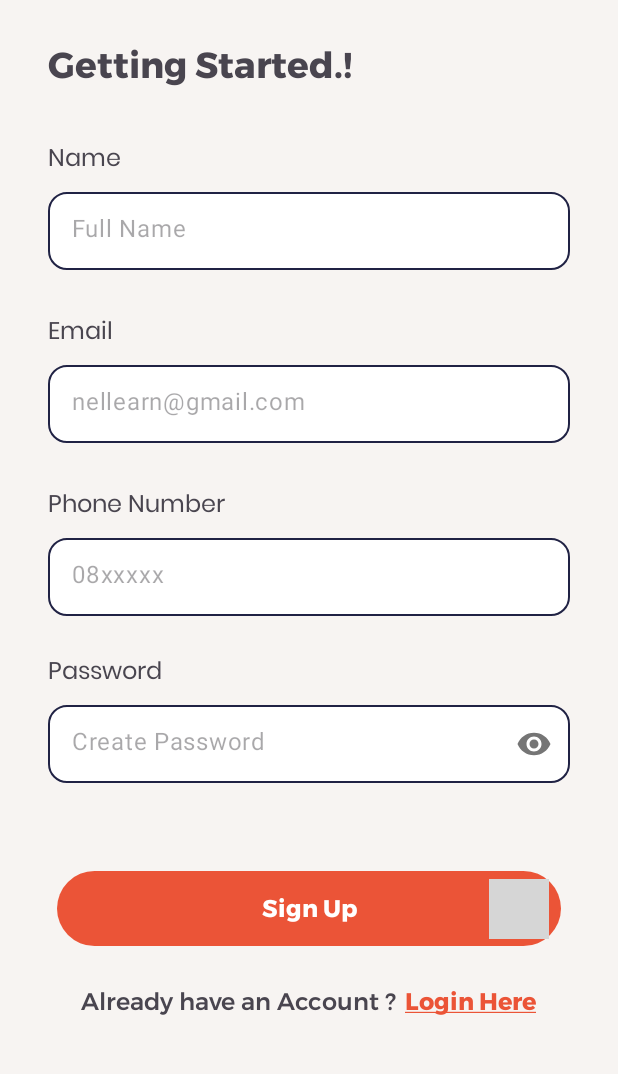
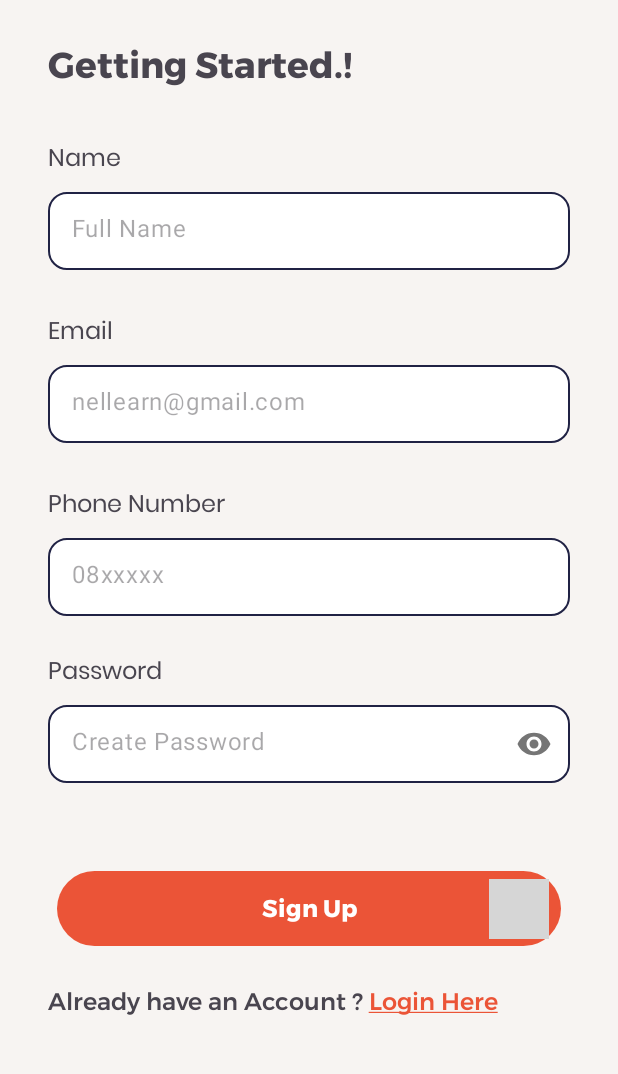
Before and after one commit to Ikaap/Preducation, an Android app: the RegisterActivity screen opened directly, with no data from a screen before it, scrolled down 122 dp, on a phone screen of 412 x 824 dp, the part 155-1229 px from its top. Run offline under Robolectric (Android 15) with nearby library versions, the phone set to English and light mode, and no system bars; libraries missing offline, so code that uses them is left out: com.chuckerteam.chucker, io.github.muddz.styleabletoast; 5 statements that could not run were skipped; grey boxes are pictures that could not be loaded.

Commit message:
update feature auth set text span able and set on boarding page

```diff
--- a/app/src/main/java/com/kelompoksatuandsatu/preducation/di/AppModules.kt
+++ b/app/src/main/java/com/kelompoksatuandsatu/preducation/di/AppModules.kt
@@ -31,6 +31,7 @@ import com.kelompoksatuandsatu.preducation.presentation.feature.otp.OtpViewModel
 import com.kelompoksatuandsatu.preducation.presentation.feature.payment.PaymentViewModel
 import com.kelompoksatuandsatu.preducation.presentation.feature.profile.ProfileViewModel
 import com.kelompoksatuandsatu.preducation.presentation.feature.register.RegisterViewModel
+import com.kelompoksatuandsatu.preducation.presentation.feature.splashscreen.SplashScreenViewModel
 import com.kelompoksatuandsatu.preducation.utils.AssetWrapper
 import com.kelompoksatuandsatu.preducation.utils.PreferenceDataStoreHelper
 import com.kelompoksatuandsatu.preducation.utils.PreferenceDataStoreHelperImpl
@@ -80,6 +81,7 @@ object AppModules {
         viewModelOf(::EditProfileViewModel)
         viewModelOf(::ChangePasswordViewModel)
         viewModelOf(::ForgotPasswordNewViewModel)
+        viewModelOf(::SplashScreenViewModel)
     }
 
     private val utilsModule = module {
--- a/app/src/main/java/com/kelompoksatuandsatu/preducation/presentation/feature/register/RegisterActivity.kt
+++ b/app/src/main/java/com/kelompoksatuandsatu/preducation/presentation/feature/register/RegisterActivity.kt
@@ -2,8 +2,6 @@ package com.kelompoksatuandsatu.preducation.presentation.feature.register
 
 import android.content.Intent
 import android.os.Bundle
-import android.text.SpannableString
-import android.text.style.UnderlineSpan
 import android.util.Patterns
 import androidx.appcompat.app.AppCompatActivity
 import androidx.core.view.isVisible
@@ -14,6 +12,7 @@ import com.kelompoksatuandsatu.preducation.model.auth.otp.postemailotp.EmailOtp
 import com.kelompoksatuandsatu.preducation.presentation.feature.login.LoginActivity
 import com.kelompoksatuandsatu.preducation.presentation.feature.otp.OtpActivity
 import com.kelompoksatuandsatu.preducation.utils.exceptions.ApiException
+import com.kelompoksatuandsatu.preducation.utils.highLightWord
 import com.kelompoksatuandsatu.preducation.utils.proceedWhen
 import io.github.muddz.styleabletoast.StyleableToast
 import org.koin.androidx.viewmodel.ext.android.viewModel
@@ -41,22 +40,17 @@ class RegisterActivity : AppCompatActivity() {
             doRegister()
         }
 
-        val loginTextView = binding.loginText
-        val loginString = getString(R.string.text_login_here)
-        val loginSpannable = SpannableString(loginString)
-        loginSpannable.setSpan(
-            UnderlineSpan(),
-            0,
-            loginString.length,
-            0
-        )
-        loginTextView.text = loginSpannable
-        loginTextView.setOnClickListener {
-            val intent = Intent(this, LoginActivity::class.java)
-            startActivity(intent)
+        binding.loginText.highLightWord(getString(R.string.text_login_here)) {
+            navigateToLogin()
         }
     }
 
+    private fun navigateToLogin() {
+        val intent = Intent(this, LoginActivity::class.java).apply {
+            flags = Intent.FLAG_ACTIVITY_SINGLE_TOP or Intent.FLAG_ACTIVITY_CLEAR_TOP
+        }
+        startActivity(intent)
+    }
     private fun doRegister() {
         if (isFormValid()) {
             val name = binding.etName.text.toString().trim()
--- a/app/src/main/java/com/kelompoksatuandsatu/preducation/utils/TextViewExt.kt
+++ b/app/src/main/java/com/kelompoksatuandsatu/preducation/utils/TextViewExt.kt
@@ -17,7 +17,7 @@ fun TextView.highLightWord(word: String, onClick: () -> Unit) {
 
         override fun updateDrawState(ds: TextPaint) {
             ds.color = ds.linkColor
-            ds.isUnderlineText = false
+            ds.isUnderlineText = true
         }
     }
     ssBuilder.setSpan(
--- a/app/src/main/res/layout/activity_register.xml
+++ b/app/src/main/res/layout/activity_register.xml
@@ -204,9 +204,9 @@
                 android:id="@+id/signUpButton"
                 android:layout_width="match_parent"
                 android:layout_height="50dp"
-                android:visibility="visible"
                 android:layout_marginHorizontal="6dp"
-                android:background="@drawable/bg_button_primary">
+                android:background="@drawable/bg_button_primary"
+                android:visibility="visible">
 
                 <TextView
                     android:id="@+id/tv_sign_up"
@@ -249,31 +249,16 @@
         </FrameLayout>
 
         <!-- Login Text -->
-        <LinearLayout
-            android:id="@+id/loginTextLayout"
-            android:layout_width="match_parent"
+
+        <TextView
+            android:id="@+id/loginText"
+            android:layout_width="wrap_content"
             android:layout_height="wrap_content"
             android:layout_marginTop="24dp"
             android:layout_marginBottom="24dp"
-            android:gravity="center_horizontal"
-            android:orientation="horizontal">
-
-            <TextView
-                android:layout_width="wrap_content"
-                android:layout_height="wrap_content"
-                android:fontFamily="@font/montserrat_medium"
-                android:text="@string/text_already_have_an_account"
-                android:textSize="16sp" />
-
-            <TextView
-                android:id="@+id/loginText"
-                android:layout_width="wrap_content"
-                android:layout_height="wrap_content"
-                android:layout_marginStart="6dp"
-                android:fontFamily="@font/montserrat_bold"
-                android:textColor="@color/app_color_primary"
-                android:textSize="16sp" />
-        </LinearLayout>
+            android:fontFamily="@font/montserrat_medium"
+            android:text="@string/text_already_have_an_account"
+            android:textSize="16sp" />
 
     </LinearLayout>
 
--- a/app/src/main/res/values/strings.xml
+++ b/app/src/main/res/values/strings.xml
@@ -49,7 +49,7 @@
     <string name="_40_complete">40% complete</string>
 
     <string name="text_password_min_8_character">Password min 8 character</string>
-    <string name="text_already_have_an_account">Already have an Account ?</string>
+    <string name="text_already_have_an_account">Already have an Account ? Login Here</string>
     <string name="text_login_here">Login Here</string>
     <string name="text_sign_up">Sign Up</string>
     <string name="text_create_a_password">Create a Password</string>
@@ -61,7 +61,7 @@
     <string name="text_password">Password</string>
     <string name="text_forgot_password">Forgot Password</string>
     <string name="text_sign_in">Sign In</string>
-    <string name="text_don_t_have_an_account_yet">Don\'t have an account yet ?</string>
+    <string name="text_don_t_have_an_account_yet">Don\'t have an account yet ? Register Here</string>
     <string name="text_enter_without_logging_in">Enter Without Logging In</string>
     <string name="text_sorry_wrong_password">Sorry, wrong password</string>
     <string name="text_register_here">Register Here</string>
```
Also changed, not shown: app/src/main/java/com/kelompoksatuandsatu/preducation/presentation/feature/login/LoginActivity.kt (+17 -17 lines), app/src/main/java/com/kelompoksatuandsatu/preducation/presentation/feature/splashscreen/SplashScreenActivity.kt (+33 -3 lines), app/src/main/java/com/kelompoksatuandsatu/preducation/presentation/feature/splashscreen/SplashScreenViewModel.kt (added, +31 -0 lines), app/src/main/res/layout/activity_login.xml (+7 -22 lines).
